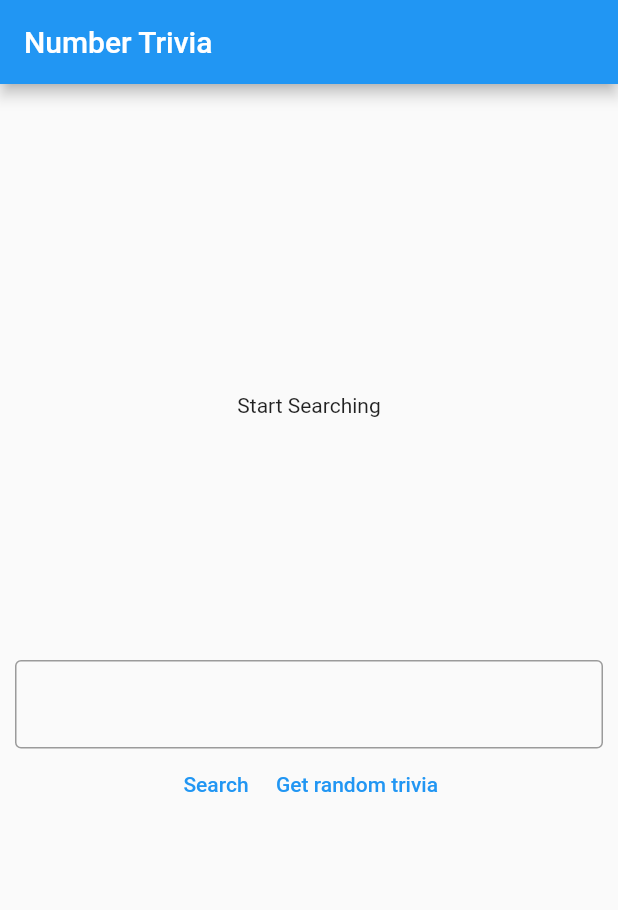
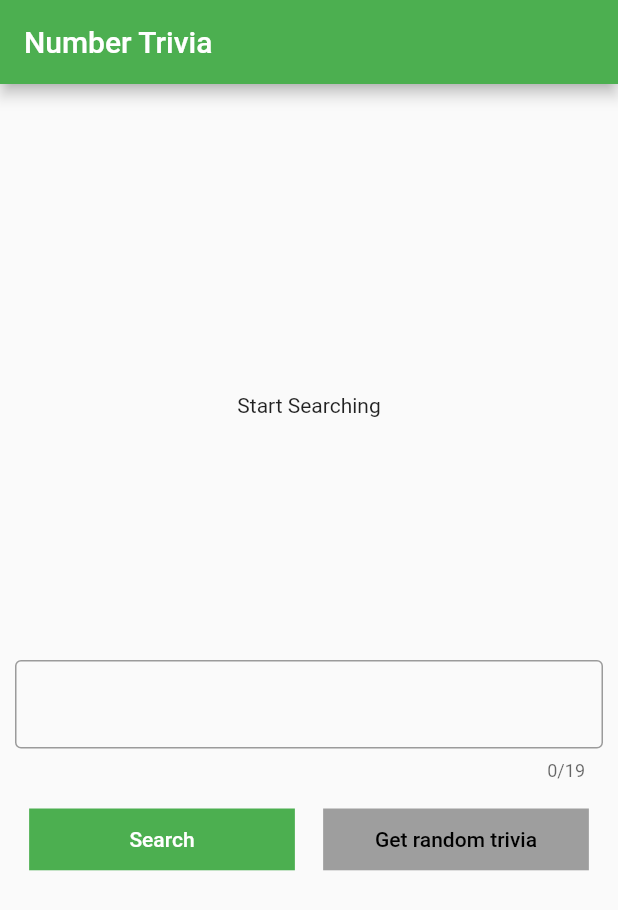
Before and after one commit to root7277/number_trivia_app, a Flutter app: the screen it shows after launch, on a phone screen of 412 x 824 dp. Shown: the top 910 px of the screen. Run offline on Flutter 3.47's test engine with Material 2 defaults, Android fonts, the phone set to English and light mode, and no system bars.

Commit message:
minor changed ui

```diff
--- a/lib/pages/search_page.dart
+++ b/lib/pages/search_page.dart
@@ -21,6 +21,7 @@ class _SearchPageState extends State<SearchPage> {
     return MaterialApp(
       home: Scaffold(
         appBar: AppBar(
+          backgroundColor: Colors.green,
           title: const Text('Number Trivia'),
         ),
         body: Padding(
@@ -46,11 +47,16 @@ class _SearchPageState extends State<SearchPage> {
                         mainAxisAlignment: MainAxisAlignment.center,
                         children: [
                           Text(
-                            numberModel == null ? '' : numberModel!.number.toString(),
-                            style: const TextStyle(fontSize: 30, fontWeight: FontWeight.bold),
+                            numberModel == null
+                                ? ''
+                                : numberModel!.number.toString(),
+                            style: const TextStyle(
+                                fontSize: 30, fontWeight: FontWeight.bold),
                           ),
                           Text(
-                            numberModel == null ? 'Start Searching' : numberModel!.text,
+                            numberModel == null
+                                ? 'Start Searching'
+                                : numberModel!.text,
                             textAlign: TextAlign.center,
                           ),
                         ],
@@ -61,13 +67,18 @@ class _SearchPageState extends State<SearchPage> {
                 child: Column(
                   children: [
                     TextField(
+                      keyboardType: TextInputType.number,
+                      maxLength: 19,
                       controller: controller,
                       decoration: const InputDecoration(
                         border: OutlineInputBorder(),
                       ),
                     ),
+                    SizedBox(
+                      height: 10,
+                    ),
                     Row(
-                      mainAxisAlignment: MainAxisAlignment.center,
+                      mainAxisAlignment: MainAxisAlignment.spaceAround,
                       children: [
                         TextButton(
                           onPressed: () {
@@ -78,7 +89,18 @@ class _SearchPageState extends State<SearchPage> {
                               func = son;
                             });
                           },
-                            child: const Text('Search')),
+                          child: Container(
+                              color: Colors.green,
+                              height: MediaQuery.of(context).size.height * 0.05,
+                              width: MediaQuery.of(context).size.width * 0.43,
+                              child: Center(
+                                  child: const Text(
+                                'Search',
+                                style: TextStyle(
+                                  color: Colors.white,
+                                ),
+                              ))),
+                        ),
                         TextButton(
                           onPressed: () {
                             Future<NumberModel> son = getRandomNumber();
@@ -86,7 +108,18 @@ class _SearchPageState extends State<SearchPage> {
                               func = son;
                             });
                           },
-                            child: const Text('Get random trivia')),
+                          child: Container(
+                              color: Colors.grey,
+                              height: MediaQuery.of(context).size.height * 0.05,
+                              width: MediaQuery.of(context).size.width * 0.43,
+                              child: Center(
+                                  child: const Text(
+                                'Get random trivia',
+                                style: TextStyle(
+                                  color: Colors.black,
+                                ),
+                              ))),
+                        ),
                       ],
                     )
                   ],
```
Lines whose indentation alone changed are shown as unchanged.
